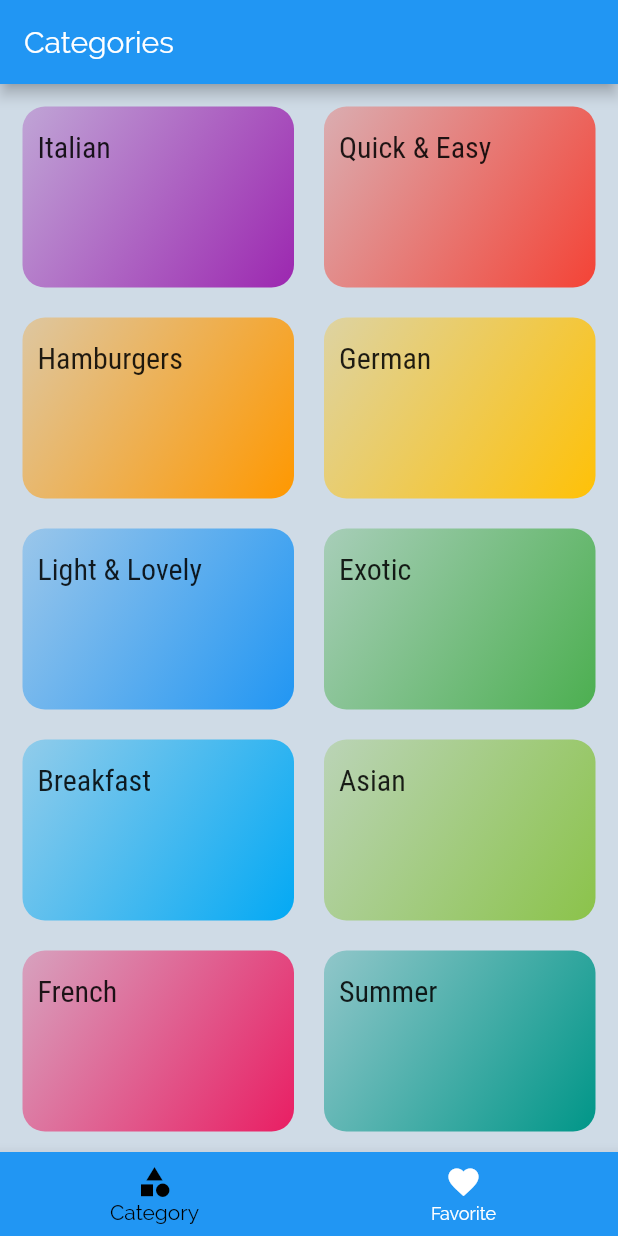
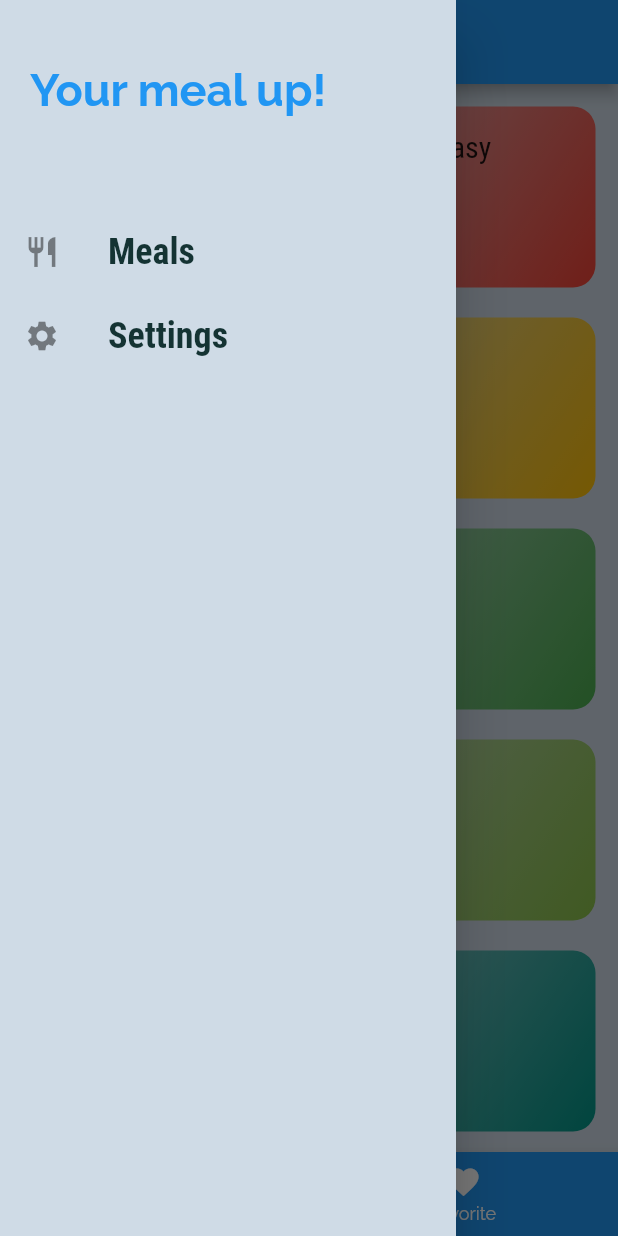
Before and after one commit to strajce/Flutter, a Flutter app: the screen it shows after launch, with the side drawer open (before the commit the screen has no drawer), on a phone screen of 412 x 824 dp. Run offline on Flutter 3.47's test engine with Material 2 defaults, Android fonts, the phone set to English and light mode, and no system bars.

Commit message:
Add navigation drawer

```diff
--- /dev/null
+++ b/Meals/lib/items/main_drawer.dart
@@ -0,0 +1,52 @@
+import 'package:flutter/material.dart';
+
+import '../screens/categories_screen.dart';
+import '../screens/settings_screen.dart';
+
+class MainDrawer extends StatelessWidget {
+  Widget buildListTile(String title, IconData icon, Function tapHandler) {
+    return ListTile(
+      leading: Icon(icon),
+      title: Text(
+        title,
+        style: TextStyle(
+          fontFamily: 'RobotoCondensed',
+          fontWeight: FontWeight.bold,
+          fontSize: 24,
+        ),
+      ),
+      onTap: tapHandler,
+    );
+  }
+
+  @override
+  Widget build(BuildContext context) {
+    return Column(
+      children: <Widget>[
+        Container(
+          height: 120,
+          width: double.infinity,
+          padding: const EdgeInsets.all(20),
+          alignment: Alignment.centerLeft,
+          color: Theme.of(context).accentColor,
+          child: Text(
+            'Your meal up!',
+            style: TextStyle(
+                fontSize: 30,
+                fontWeight: FontWeight.bold,
+                color: Theme.of(context).primaryColor),
+          ),
+        ),
+        SizedBox(
+          height: 20,
+        ),
+        buildListTile('Meals', Icons.restaurant, () {
+          Navigator.of(context).pushNamed('/');
+        }),
+        buildListTile('Settings', Icons.settings, () {
+          Navigator.of(context).pushNamed(SettingsScreen.routeName);
+        }),
+      ],
+    );
+  }
+}
--- a/Meals/lib/main.dart
+++ b/Meals/lib/main.dart
@@ -4,6 +4,7 @@ import './screens/categories_screen.dart';
 import './screens/categories_meals_screen.dart';
 import './screens/meal_details_screen.dart';
 import './screens/tabs_screen.dart';
+import './screens/settings_screen.dart';
 
 void main() {
   runApp(MyApp());
@@ -39,7 +40,8 @@ class MyApp extends StatelessWidget {
       routes: {
         '/': (context) => TabsScreen(),
         CategoriesMealsScreen.routeName: (context) => CategoriesMealsScreen(),
-        MealDetailsScreen.routeName: (context) => MealDetailsScreen()
+        MealDetailsScreen.routeName: (context) => MealDetailsScreen(),
+        SettingsScreen.routeName: (context) => SettingsScreen(),
       },
       onGenerateRoute: (settings) {
         print(settings.arguments);
--- a/Meals/lib/screens/categories_screen.dart
+++ b/Meals/lib/screens/categories_screen.dart
@@ -4,6 +4,7 @@ import '../dummy_data.dart';
 import '../items/category_item.dart';
 
 class CategoriesScreen extends StatelessWidget {
+  static const routeName = '/categories-screen';
   @override
   Widget build(BuildContext context) {
     return GridView(
--- /dev/null
+++ b/Meals/lib/screens/settings_screen.dart
@@ -0,0 +1,14 @@
+import 'package:flutter/material.dart';
+
+class SettingsScreen extends StatelessWidget {
+  static const routeName = '/settings';
+  @override
+  Widget build(BuildContext context) {
+    return Scaffold(
+      appBar: AppBar(
+        title: Text("Settings"),
+      ),
+      body: Text('Settings screen'),
+    );
+  }
+}
--- a/Meals/lib/screens/tabs_screen.dart
+++ b/Meals/lib/screens/tabs_screen.dart
@@ -1,6 +1,7 @@
 import 'package:Meals/screens/categories_screen.dart';
 import 'package:Meals/screens/favorites_screen.dart';
 import 'package:flutter/material.dart';
+import '../items/main_drawer.dart';
 
 class TabsScreen extends StatefulWidget {
   @override
@@ -27,6 +28,9 @@ class _TabsScreenState extends State<TabsScreen> {
       appBar: AppBar(
         title: Text(_pages[_selectedPageIndex]['title']),
       ),
+      drawer: Drawer(
+        child: MainDrawer(),
+      ),
       body: _pages[_selectedPageIndex]['page'],
       bottomNavigationBar: BottomNavigationBar(
         onTap: _selectPage,
```
